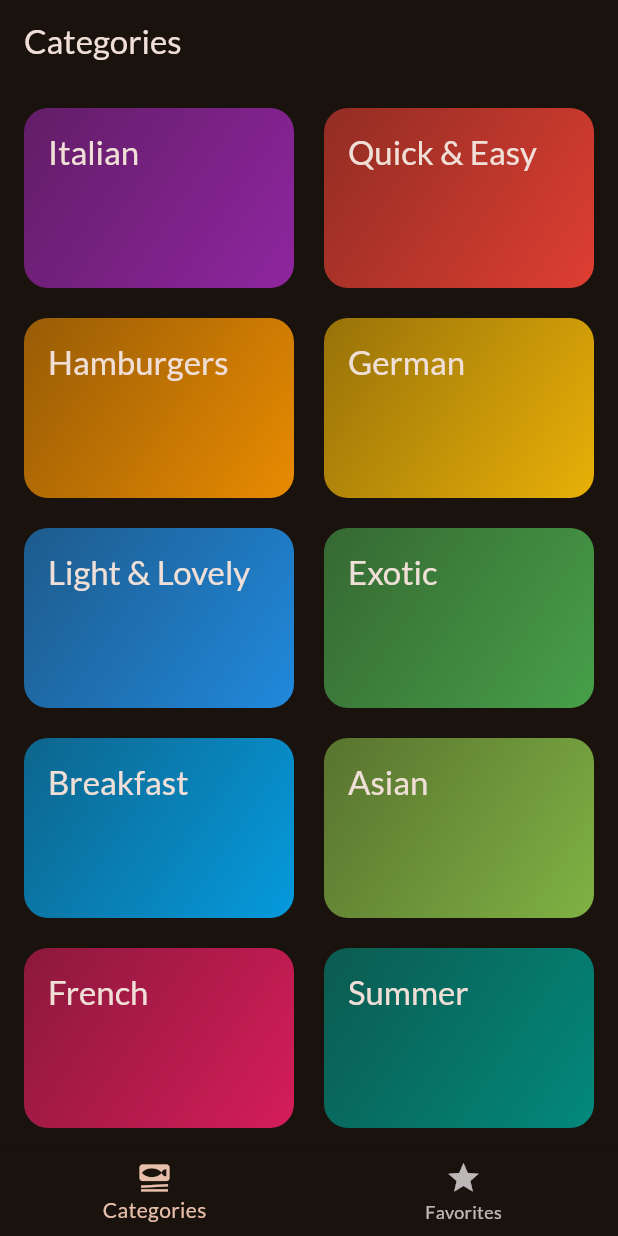
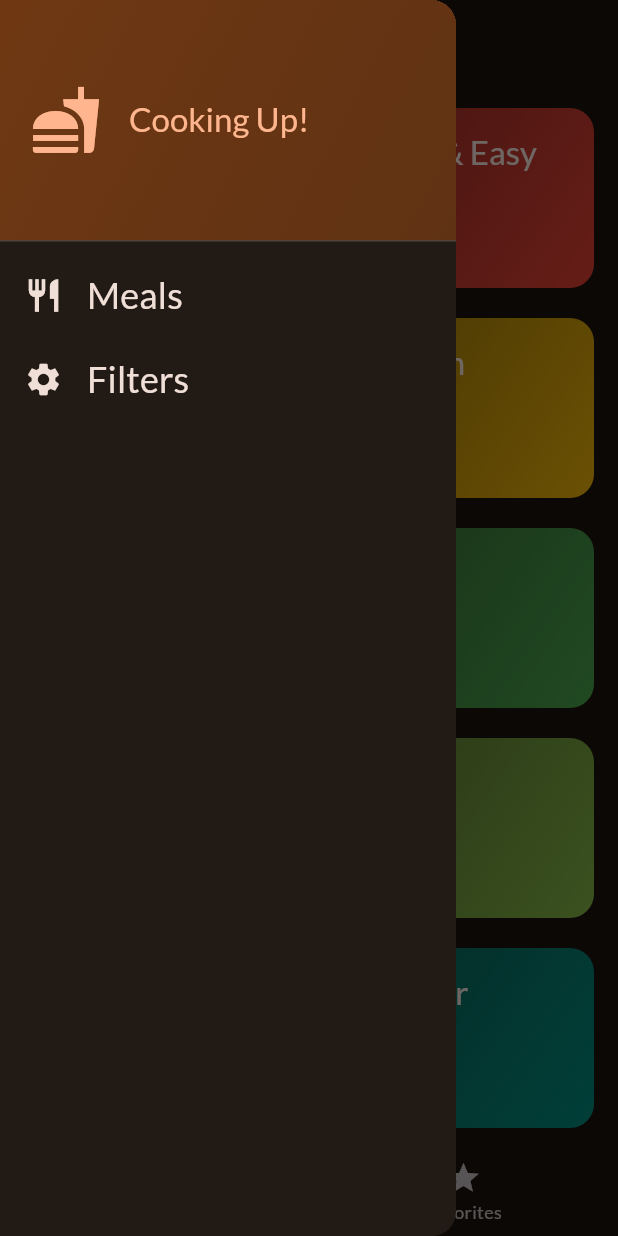
Before and after one commit to LakshyaChauhan/mealsapp, a Flutter app: the screen it shows after launch, with the side drawer open (before the commit the screen has no drawer), on a phone screen of 412 x 824 dp. Run offline on Flutter 3.47's test engine with Material 2 defaults, Android fonts, the phone set to English and light mode, and no system bars; our stand-ins replace google_fonts, transparent_image.

Commit message:
some of the navigation bar

```diff
--- a/lib/screens/tabs.dart
+++ b/lib/screens/tabs.dart
@@ -1,6 +1,7 @@
 import 'package:flutter/material.dart';
 import 'package:mealsapp/screens/categories.dart';
 import 'package:mealsapp/screens/meals.dart';
+import 'package:mealsapp/widgets/main_drawer.dart';
 
 import '../models/meal.dart';
 
@@ -45,6 +46,13 @@
     });
   }
 
+  void _setScreen(String identifier) {
+    if (identifier == 'filters') {
+    } else {
+      Navigator.pop(context);
+    }
+  }
+
   @override
   Widget build(BuildContext context) {
     Widget activePage = CategoryScreen(
@@ -63,6 +71,7 @@
         title: Text(activePagetitle),
       ),
       body: activePage,
+      drawer: MainDrawer(onSelectScreen: _setScreen),
       bottomNavigationBar: BottomNavigationBar(
           onTap: selectPage,
           currentIndex: _selectedPageIndex,
--- /dev/null
+++ b/lib/widgets/main_drawer.dart
@@ -0,0 +1,80 @@
+import 'package:flutter/material.dart';
+
+class MainDrawer extends StatelessWidget {
+  const MainDrawer({super.key, required this.onSelectScreen});
+
+  final void Function(String identifier) onSelectScreen;
+  @override
+  Widget build(BuildContext context) {
+    return Drawer(
+      child: Column(
+        children: [
+          DrawerHeader(
+              padding: const EdgeInsets.all(20),
+              decoration: BoxDecoration(
+                  gradient: LinearGradient(
+                colors: [
+                  Theme.of(context).colorScheme.primaryContainer,
+                  Theme.of(context)
+                      .colorScheme
+                      .primaryContainer
+                      .withOpacity(0.8)
+                ],
+                begin: Alignment.topLeft,
+                end: Alignment.bottomRight,
+              )),
+              child: Row(
+                children: [
+                  Icon(
+                    Icons.fastfood,
+                    size: 48,
+                    color: Theme.of(context).colorScheme.primary,
+                  ),
+                  const SizedBox(
+                    width: 18,
+                  ),
+                  Text(
+                    'Cooking Up!',
+                    style: Theme.of(context).textTheme.titleLarge!.copyWith(
+                          color: Theme.of(context).colorScheme.primary,
+                        ),
+                  )
+                ],
+              )),
+          ListTile(
+            leading: Icon(
+              Icons.restaurant,
+              color: Theme.of(context).colorScheme.onBackground,
+              size: 26,
+            ),
+            title: Text(
+              'Meals',
+              style: Theme.of(context).textTheme.titleSmall!.copyWith(
+                  color: Theme.of(context).colorScheme.onBackground,
+                  fontSize: 24),
+            ),
+            onTap: () {
+              onSelectScreen('meals');
+            },
+          ),
+          ListTile(
+            leading: Icon(
+              Icons.settings,
+              color: Theme.of(context).colorScheme.onBackground,
+              size: 26,
+            ),
+            title: Text(
+              'Filters',
+              style: Theme.of(context).textTheme.titleSmall!.copyWith(
+                  color: Theme.of(context).colorScheme.onBackground,
+                  fontSize: 24),
+            ),
+            onTap: () {
+              onSelectScreen('filters');
+            },
+          ),
+        ],
+      ),
+    );
+  }
+}
```
